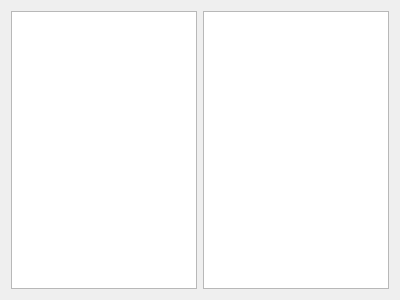
This is deelnemernotes.ui in vvim/BT_deelnemers as Qt 5 draws it before an edit. The edited form follows.
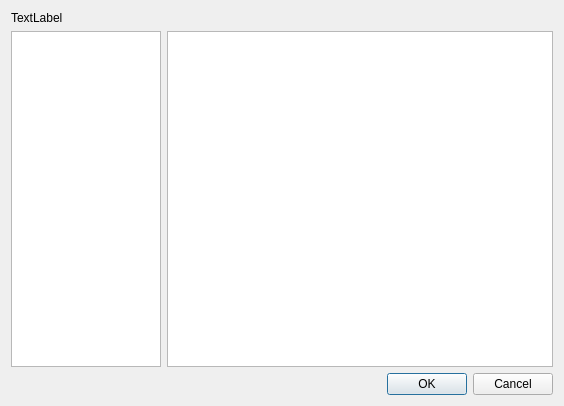
This is the edited form.

Commit message:
Preparing class DeelnemerNotes (3)
first functionality: model and mapper seem to work

[TODO]
 * sort timestamp in DESCENDING order
 * instead of deelnemer_id, pass SDeelnemer in constructor, or at least the name to show in the label

Patch:
```diff
--- a/deelnemernotes.ui
+++ b/deelnemernotes.ui
@@ -6,19 +6,44 @@
    <rect>
     <x>0</x>
     <y>0</y>
-    <width>400</width>
-    <height>300</height>
+    <width>564</width>
+    <height>406</height>
    </rect>
   </property>
   <property name="windowTitle">
    <string>Form</string>
   </property>
-  <layout class="QHBoxLayout" name="horizontalLayout">
+  <layout class="QVBoxLayout" name="verticalLayout">
    <item>
-    <widget class="QListView" name="listView"/>
+    <widget class="QLabel" name="label_deelnemer_notes">
+     <property name="text">
+      <string>TextLabel</string>
+     </property>
+    </widget>
    </item>
    <item>
-    <widget class="QTextEdit" name="textEdit"/>
+    <layout class="QHBoxLayout" name="horizontalLayout">
+     <item>
+      <widget class="QListView" name="listViewOfAllNotes">
+       <property name="maximumSize">
+        <size>
+         <width>150</width>
+         <height>16777215</height>
+        </size>
+       </property>
+      </widget>
+     </item>
+     <item>
+      <widget class="QTextEdit" name="textEditCurrentNote"/>
+     </item>
+    </layout>
+   </item>
+   <item>
+    <widget class="QDialogButtonBox" name="buttonBox">
+     <property name="standardButtons">
+      <set>QDialogButtonBox::Cancel|QDialogButtonBox::Ok</set>
+     </property>
+    </widget>
    </item>
   </layout>
  </widget>
```
Left out of the diff: 2 changed lines with no effect on the pictures. The commit also changes 3 other files.
